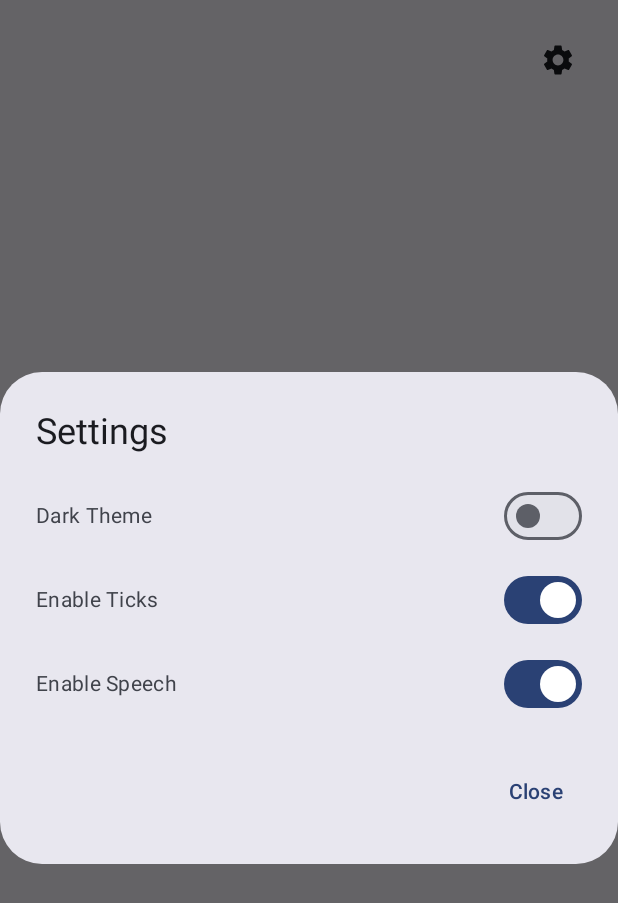
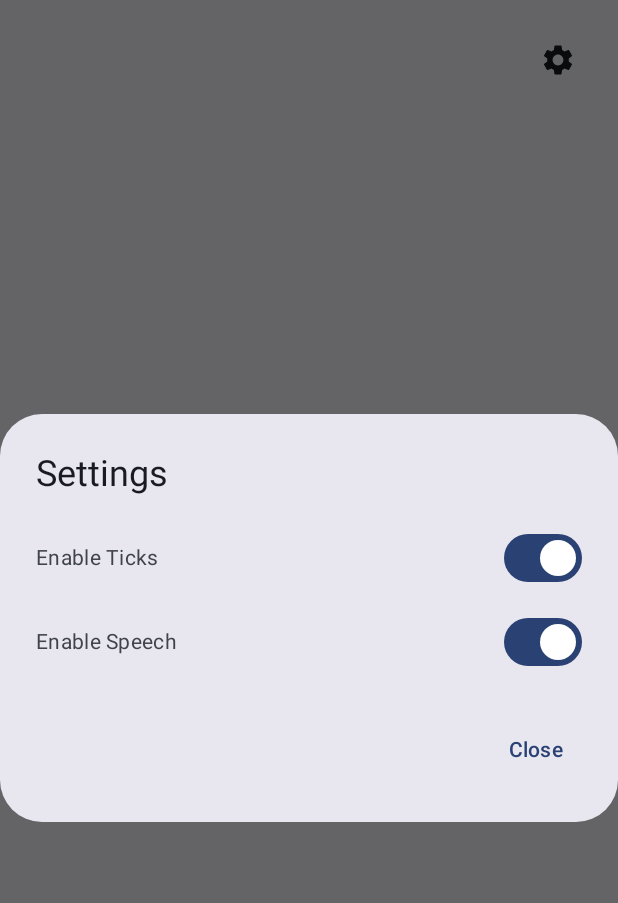
Before and after one commit to meese-enterprises/whiterose, an Android app built with Jetpack Compose: the screen it shows after launch (MainActivity), after a tap on "Settings", on a phone screen of 412 x 824 dp. Shown: the top 903 px of the screen. Run offline under Robolectric (Android 15) with nearby library versions, the phone set to English and light mode, and no system bars; 2 statements that could not run were skipped.

Commit message:
chore: remove dark theme toggle Instead prefer to follow the device-wide theme setting.

```diff
--- a/android/app/src/main/java/enterprises/meese/whiterose/MainActivity.kt
+++ b/android/app/src/main/java/enterprises/meese/whiterose/MainActivity.kt
@@ -36,12 +36,11 @@ class MainActivity : ComponentActivity() {
 
 @Composable
 fun WhiteroseApp(viewModel: ViewModel = viewModel()) {
-    val isDarkTheme by viewModel.isDarkTheme.collectAsState()
     val ticksEnabled by viewModel.ticksEnabled.collectAsState()
     val speechEnabled by viewModel.speechEnabled.collectAsState()
     var showSettings by remember { mutableStateOf(false) }
 
-    WhiteroseTheme(darkTheme = isDarkTheme) {
+    WhiteroseTheme() {
         Box(modifier = Modifier.fillMaxSize()) {
             Column(
                 modifier = Modifier.fillMaxSize(),
@@ -62,11 +61,9 @@ fun WhiteroseApp(viewModel: ViewModel = viewModel()) {
 
             if (showSettings) {
                 SettingsDialog(
-                    isDarkTheme = isDarkTheme,
                     ticksEnabled = ticksEnabled,
                     speechEnabled = speechEnabled,
                     onDismiss = { showSettings = false },
-                    onThemeChanged = viewModel::setDarkTheme,
                     onTicksChanged = viewModel::setTicksEnabled,
                     onSpeechChanged = viewModel::setSpeechEnabled
                 )
@@ -95,11 +92,9 @@ fun Clock() {
 
 @Composable
 fun SettingsDialog(
-    isDarkTheme: Boolean,
     ticksEnabled: Boolean,
     speechEnabled: Boolean,
     onDismiss: () -> Unit,
-    onThemeChanged: (Boolean) -> Unit,
     onTicksChanged: (Boolean) -> Unit,
     onSpeechChanged: (Boolean) -> Unit
 ) {
@@ -108,17 +103,6 @@ fun SettingsDialog(
         title = { Text("Settings") },
         text = {
             Column {
-                Row(
-                    modifier = Modifier.fillMaxWidth(),
-                    verticalAlignment = Alignment.CenterVertically
-                ) {
-                    Text("Dark Theme", modifier = Modifier.weight(1f))
-                    Switch(
-                        checked = isDarkTheme,
-                        onCheckedChange = onThemeChanged
-                    )
-                }
-                Spacer(modifier = Modifier.height(8.dp))
                 Row(
                     modifier = Modifier.fillMaxWidth(),
                     verticalAlignment = Alignment.CenterVertically
--- a/android/app/src/main/java/enterprises/meese/whiterose/ViewModel.kt
+++ b/android/app/src/main/java/enterprises/meese/whiterose/ViewModel.kt
@@ -12,9 +12,6 @@ import java.util.concurrent.TimeUnit
 class ViewModel(application: Application) : AndroidViewModel(application) {
     private val prefs = application.getSharedPreferences("whiterose_prefs", Application.MODE_PRIVATE)
 
-    private val _isDarkTheme = MutableStateFlow(prefs.getBoolean("dark_theme", false))
-    val isDarkTheme = _isDarkTheme.asStateFlow()
-
     private val _ticksEnabled = MutableStateFlow(prefs.getBoolean("ticks_enabled", true))
     val ticksEnabled = _ticksEnabled.asStateFlow()
 
@@ -23,13 +20,6 @@ class ViewModel(application: Application) : AndroidViewModel(application) {
 
     init {
         updateWorkManager()
-    }
-
-    fun setDarkTheme(isDark: Boolean) {
-        viewModelScope.launch {
-            _isDarkTheme.emit(isDark)
-            prefs.edit().putBoolean("dark_theme", isDark).apply()
-        }
     }
 
     fun setTicksEnabled(enabled: Boolean) {
@@ -67,7 +57,7 @@ class ViewModel(application: Application) : AndroidViewModel(application) {
 
         workManager.enqueueUniquePeriodicWork(
             "timeUpdate",
-            ExistingPeriodicWorkPolicy.REPLACE,
+            ExistingPeriodicWorkPolicy.UPDATE,
             timeUpdateWork
         )
     }
--- a/android/app/src/main/res/values/themes.xml
+++ b/android/app/src/main/res/values/themes.xml
@@ -1,5 +1,4 @@
 <?xml version="1.0" encoding="utf-8"?>
 <resources>
-
     <style name="Theme.Whiterose" parent="android:Theme.Material.Light.NoActionBar" />
 </resources>
```
